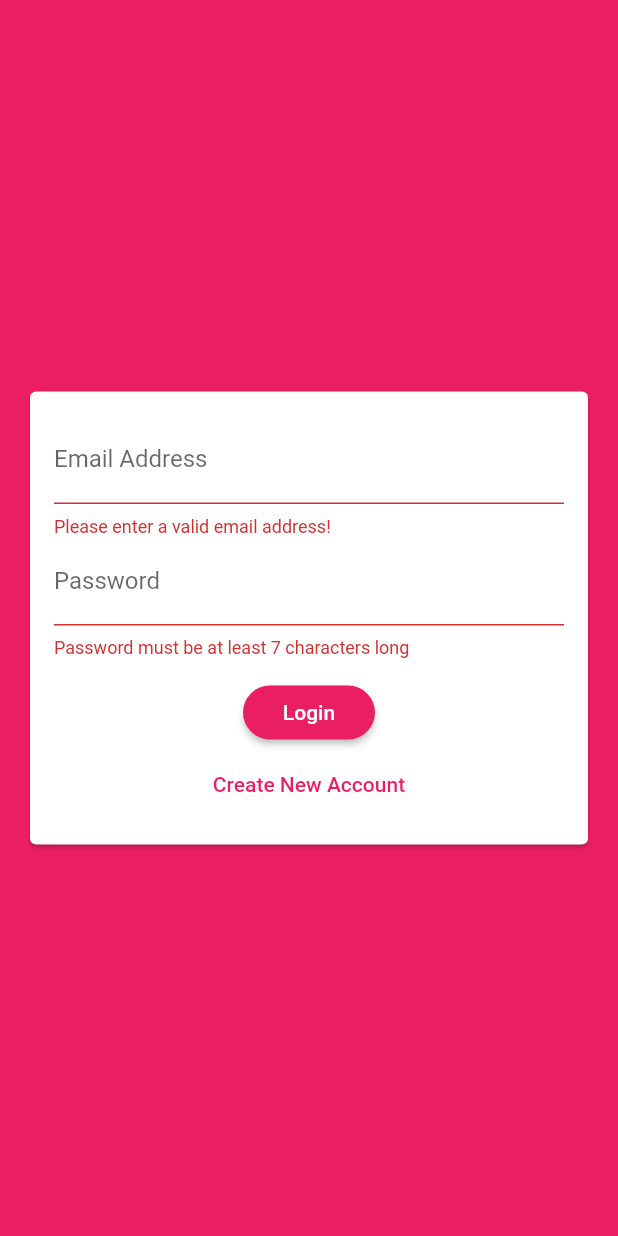
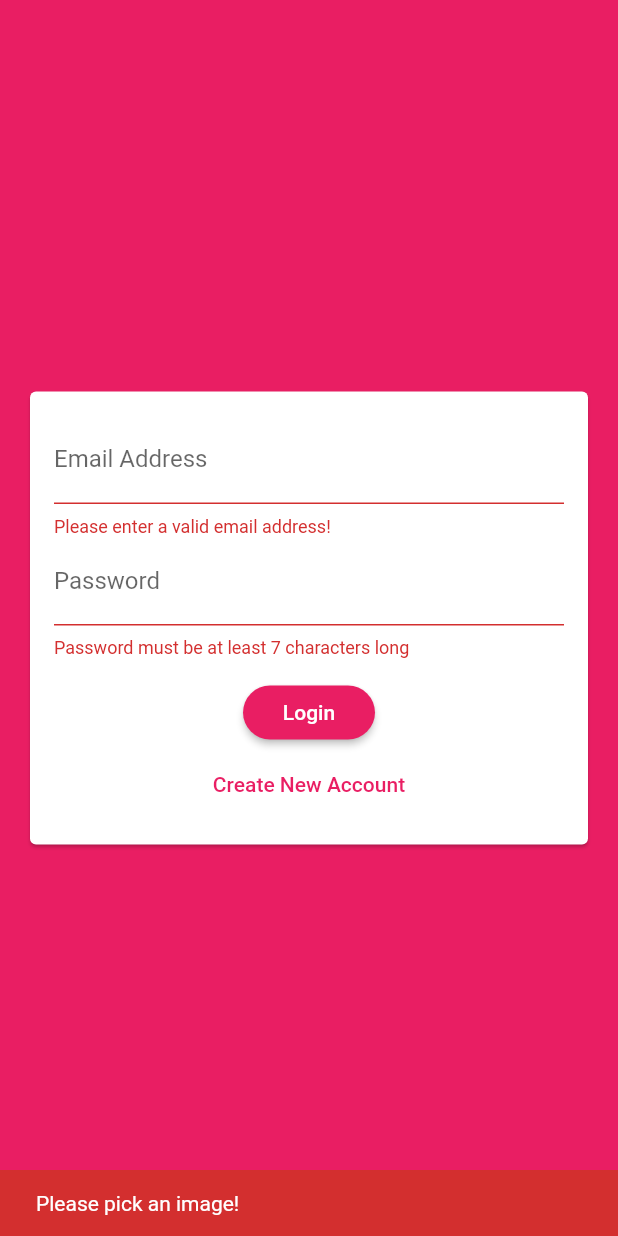
Before and after one commit to kaings-flutter/flutter_proj11, a Flutter app: the screen it shows after launch, after a tap on "Login", on a phone screen of 412 x 824 dp. Run offline on Flutter 3.47's test engine with Material 2 defaults, Android fonts, the phone set to English and light mode, and no system bars; our stand-ins replace cloud_firestore, firebase_auth, image_picker; accounts and stored records are empty.

Commit message:
add User SignUp image: prepare file upload & validate image

```diff
--- a/lib/widgets/auth/auth_form.dart
+++ b/lib/widgets/auth/auth_form.dart
@@ -1,3 +1,4 @@
+import 'dart:io';
 import 'package:flutter/material.dart';
 import '../pickers/user_image_picker.dart';
 
@@ -24,10 +25,25 @@ class _AuthFormState extends State<AuthForm> {
   String _userEmail = '';
   String _userName = '';
   String _userPassword = '';
+  File _userImage;
+
+  void _pickUserImageFn(File image) {
+    _userImage = image;
+  }
 
   void _trySubmit() {
     final isValid = _formKey.currentState.validate();
     FocusScope.of(context).unfocus(); // hide the keyboard since unfocussed
+
+    if (_userImage == null) {
+      Scaffold.of(context).showSnackBar(
+        SnackBar(
+          content: Text('Please pick an image!'),
+          backgroundColor: Theme.of(context).errorColor,
+        ),
+      );
+      return;
+    }
 
     if (isValid) {
       _formKey.currentState.save();
@@ -57,7 +73,7 @@ class _AuthFormState extends State<AuthForm> {
               child: Column(
                 mainAxisSize: MainAxisSize.min,
                 children: [
-                  if (!_isLogin) UserImagePicker(),
+                  if (!_isLogin) UserImagePicker(_pickUserImageFn),
                   TextFormField(
                     key: ValueKey('email'),
                     validator: (value) {
```
Also changed, not shown: lib/widgets/pickers/user_image_picker.dart (+7 -1 lines).
